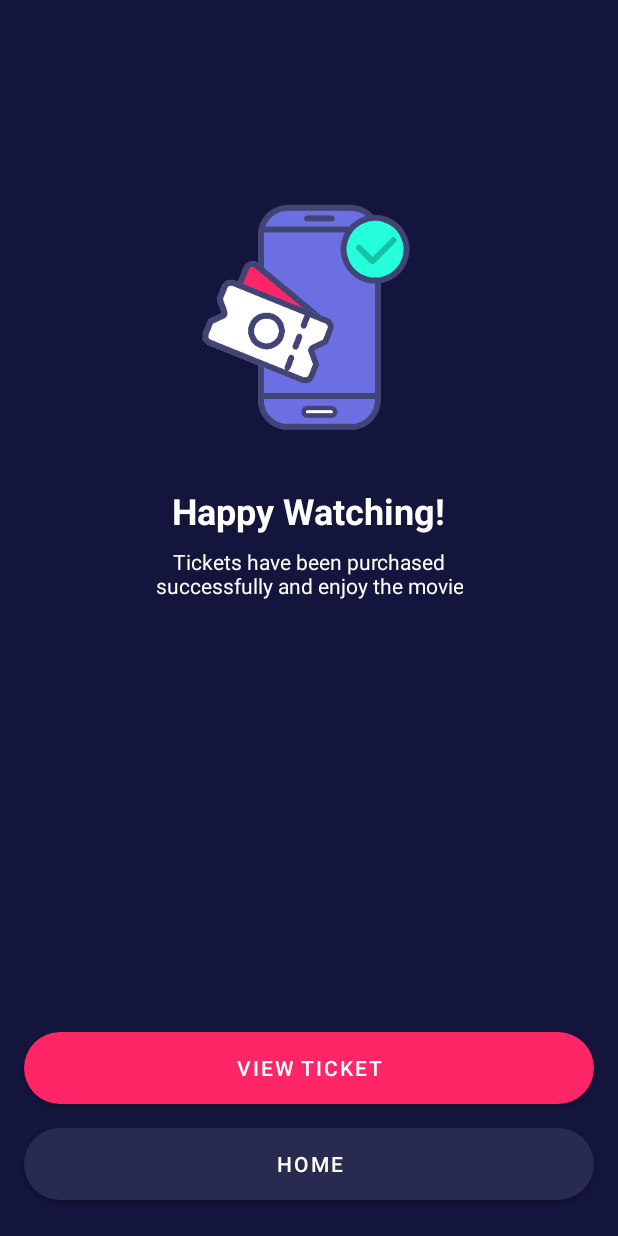
After one commit to riyandifirman/movie-ticket-app, an Android app: the CheckoutSuccessActivity screen opened directly, with no data from a screen before it, on a phone screen of 412 x 824 dp. The commit adds this screen. Run offline under Robolectric (Android 15) with nearby library versions, the phone set to English and light mode, and no system bars.

Commit message:
update detail page and checkout modul

```diff
--- a/app/build.gradle
+++ b/app/build.gradle
@@ -49,7 +49,7 @@ dependencies {
     androidTestImplementation 'androidx.test.espresso:espresso-core:3.4.0'
 
     implementation 'com.karumi:dexter:6.0.1'
-    implementation ("com.github.bumptech.glide:glide:4.11.0"){
+    implementation ("com.github.bumptech.glide:glide:4.10.0"){
         exclude group: "com.android.support"
     }
 }
--- /dev/null
+++ b/app/src/main/java/com/riyandifirman/movie/checkout/CheckoutSuccessActivity.kt
@@ -0,0 +1,21 @@
+package com.riyandifirman.movie.checkout
+
+import android.content.Intent
+import androidx.appcompat.app.AppCompatActivity
+import android.os.Bundle
+import com.riyandifirman.movie.R
+import com.riyandifirman.movie.home.HomeActivity
+import kotlinx.android.synthetic.main.activity_checkout_success.*
+
+class CheckoutSuccessActivity : AppCompatActivity() {
+    override fun onCreate(savedInstanceState: Bundle?) {
+        super.onCreate(savedInstanceState)
+        setContentView(R.layout.activity_checkout_success)
+
+        btn_home.setOnClickListener {
+            finishAffinity()
+
+            startActivity(Intent(this, HomeActivity::class.java))
+        }
+    }
+}
--- /dev/null
+++ b/app/src/main/res/layout/activity_checkout_success.xml
@@ -0,0 +1,76 @@
+<?xml version="1.0" encoding="utf-8"?>
+<androidx.constraintlayout.widget.ConstraintLayout xmlns:android="http://schemas.android.com/apk/res/android"
+    xmlns:app="http://schemas.android.com/apk/res-auto"
+    xmlns:tools="http://schemas.android.com/tools"
+    android:layout_width="match_parent"
+    android:layout_height="match_parent"
+    android:background="@color/colorBlue"
+    tools:context=".onboarding.OnboardingOneActivity">
+
+    <Button
+        android:id="@+id/btn_home"
+        android:layout_width="0dp"
+        android:layout_height="wrap_content"
+        android:layout_marginStart="16dp"
+        android:layout_marginEnd="16dp"
+        android:layout_marginBottom="24dp"
+        android:background="@drawable/shape_rectangle_bluegrey"
+        android:text="@string/home"
+        android:textColor="@color/white"
+        app:backgroundTint="@color/colorBlueGrey"
+        app:layout_constraintBottom_toBottomOf="parent"
+        app:layout_constraintEnd_toEndOf="parent"
+        app:layout_constraintStart_toStartOf="parent" />
+
+    <Button
+        android:id="@+id/btn_ticket"
+        android:layout_width="0dp"
+        android:layout_height="wrap_content"
+        android:layout_marginStart="16dp"
+        android:layout_marginEnd="16dp"
+        android:layout_marginBottom="16dp"
+        android:background="@drawable/shape_rectangle_pink"
+        android:text="@string/view_ticket"
+        android:textColor="@color/white"
+        app:backgroundTint="@color/colorPink"
+        app:layout_constraintBottom_toTopOf="@+id/btn_home"
+        app:layout_constraintEnd_toEndOf="parent"
+        app:layout_constraintStart_toStartOf="parent" />
+
+    <ImageView
+        android:id="@+id/imageView2"
+        android:layout_width="200dp"
+        android:layout_height="200dp"
+        android:layout_marginTop="100dp"
+        app:layout_constraintEnd_toEndOf="parent"
+        app:layout_constraintStart_toStartOf="parent"
+        app:layout_constraintTop_toTopOf="parent"
+        app:srcCompat="@drawable/ticket_success" />
+
+    <TextView
+        android:id="@+id/textView"
+        android:layout_width="wrap_content"
+        android:layout_height="wrap_content"
+        android:layout_marginTop="24dp"
+        android:text="@string/happy_watching"
+        android:textColor="@color/white"
+        android:textSize="24sp"
+        android:textStyle="bold"
+        app:layout_constraintEnd_toEndOf="parent"
+        app:layout_constraintStart_toStartOf="parent"
+        app:layout_constraintTop_toBottomOf="@+id/imageView2" />
+
+    <TextView
+        android:id="@+id/textView2"
+        android:layout_width="wrap_content"
+        android:layout_height="wrap_content"
+        android:layout_marginStart="16dp"
+        android:layout_marginTop="8dp"
+        android:layout_marginEnd="16dp"
+        android:gravity="center"
+        android:text="@string/ticket_success_desc"
+        android:textColor="@color/white"
+        app:layout_constraintEnd_toEndOf="parent"
+        app:layout_constraintStart_toStartOf="parent"
+        app:layout_constraintTop_toBottomOf="@+id/textView" />
+</androidx.constraintlayout.widget.ConstraintLayout>
--- a/app/src/main/res/values/strings.xml
+++ b/app/src/main/res/values/strings.xml
@@ -41,4 +41,8 @@
     <string name="history">History</string>
     <!-- TODO: Remove or change this placeholder text -->
     <string name="hello_blank_fragment">Hello blank fragment</string>
+    <string name="view_ticket">View Ticket</string>
+    <string name="ticket_success_desc">Tickets have been purchased\nsuccessfully and enjoy the movie</string>
+    <string name="happy_watching">Happy Watching!</string>
+    <string name="home">Home</string>
 </resources>
```
Also changed, not shown: app/src/main/AndroidManifest.xml (+17 -11 lines), app/src/main/java/com/riyandifirman/movie/CheckoutActivity.kt (deleted, +0 -11 lines), app/src/main/java/com/riyandifirman/movie/ChooseSeatActivity.kt (deleted, +0 -11 lines), app/src/main/java/com/riyandifirman/movie/MovieDetailActivity.kt (+64 -0 lines), app/src/main/java/com/riyandifirman/movie/checkout/CheckoutActivity.kt (added, +50 -0 lines), app/src/main/java/com/riyandifirman/movie/checkout/CheckoutAdapter.kt (added, +61 -0 lines), app/src/main/java/com/riyandifirman/movie/checkout/ChooseSeatActivity.kt (added, +97 -0 lines), app/src/main/java/com/riyandifirman/movie/home/dashboard/DashboardFragment.kt (+19 -5 lines), app/src/main/java/com/riyandifirman/movie/home/dashboard/PlaysAdapter.kt (added, +58 -0 lines), app/src/main/java/com/riyandifirman/movie/model/Checkout.kt (added, +10 -0 lines), app/src/main/java/com/riyandifirman/movie/model/Plays.kt (added, +10 -0 lines), app/src/main/res/layout/activity_choose_seat.xml (+12 -7 lines), app/src/main/res/layout/activity_movie_detail.xml (+47 -16 lines), app/src/main/res/layout/row_item_checkout.xml (added, +38 -0 lines), 2 more files.
